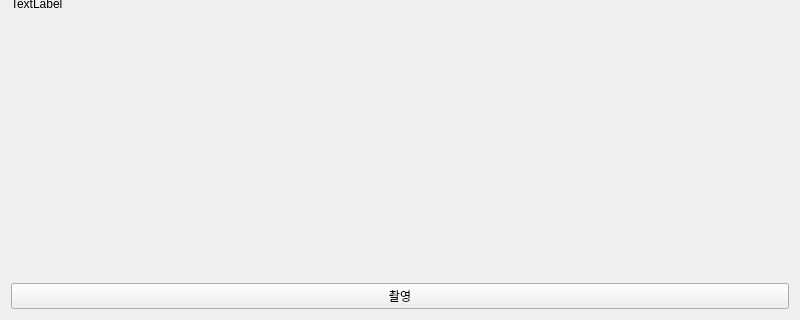
jeong7231/Intel7_simple_id_photo_maker, file Qt/Simple-Smart-ID-Photo-Maker_Qt/main_app.ui: the form before one commit; both pictures show x 0 to 800 and y 280 to 600 of the 800 by 600 pixel window.
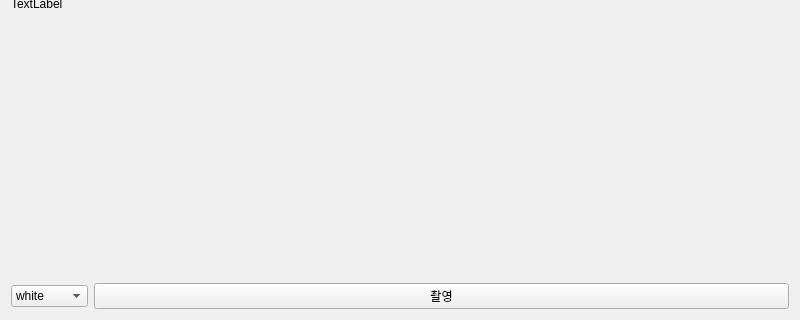
The form after the commit.

Commit message: main widget 넣기

What changed in the file:
```diff
--- a/Qt/Simple-Smart-ID-Photo-Maker_Qt/main_app.ui
+++ b/Qt/Simple-Smart-ID-Photo-Maker_Qt/main_app.ui
@@ -15,7 +15,7 @@
   </property>
   <layout class="QVBoxLayout" name="verticalLayout_2">
    <item>
-    <layout class="QVBoxLayout" name="verticalLayout">
+    <layout class="QVBoxLayout" name="verticalLayout" stretch="9,1">
      <item>
       <widget class="QLabel" name="camScreen">
        <property name="text">
@@ -24,11 +24,32 @@
       </widget>
      </item>
      <item>
+      <layout class="QHBoxLayout" name="horizontalLayout" stretch="1,9">
+       <item>
+        <widget class="QComboBox" name="colorSelect">
+         <property name="currentText">
+          <string>white</string>
+         </property>
+         <item>
+          <property name="text">
+           <string>white</string>
+          </property>
+         </item>
+         <item>
+          <property name="text">
+           <string>blue</string>
+          </property>
+         </item>
+        </widget>
+       </item>
+       <item>
       <widget class="QPushButton" name="takePhotoButton">
        <property name="text">
         <string>촬영</string>
        </property>
       </widget>
+       </item>
+      </layout>
      </item>
     </layout>
    </item>
```
Lines whose indentation alone changed are shown as unchanged. The commit also changes 3 other files.
